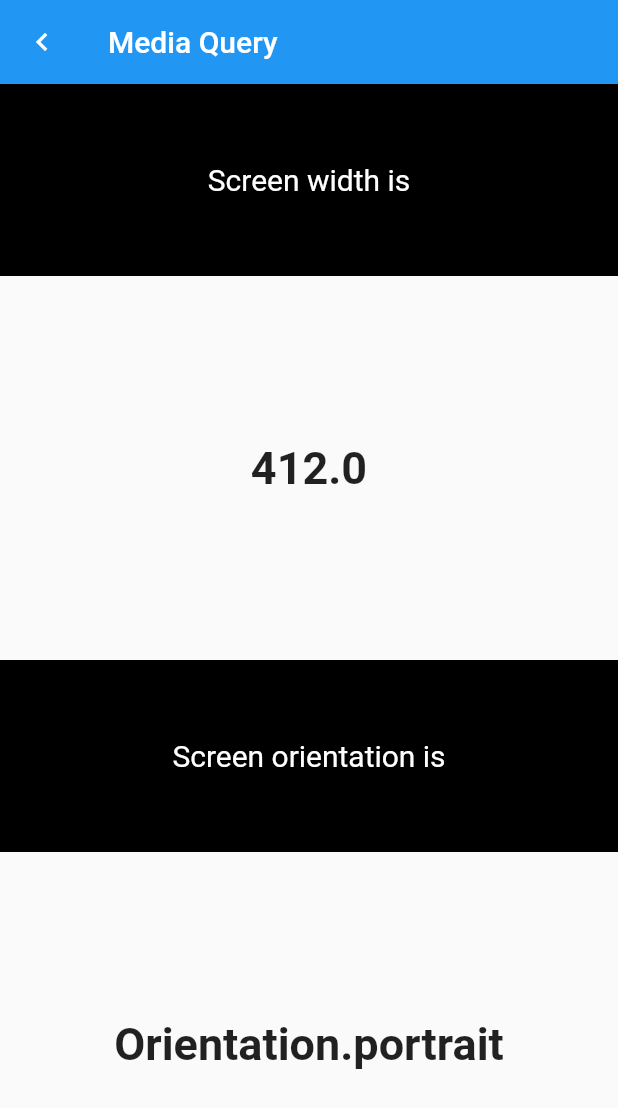
After one commit to Mfdsix/Dicoding-Belajar-Membuat-Aplikasi-Flutter-untuk-Pemula, a Flutter app: the screen it shows after launch, after a tap on "Media Query Screen", on a phone screen of 412 x 824 dp. The commit adds this screen. Shown: the top 1108 px of the screen. Run offline on Flutter 3.47's test engine with Material 2 defaults, Android fonts, the phone set to English and light mode, and no system bars.

Commit message:
add media query screen

```diff
--- a/lib/home_screen.dart
+++ b/lib/home_screen.dart
@@ -6,6 +6,7 @@ import 'package:first_app/list_separator_screen.dart';
 import 'package:first_app/expanded_screen.dart';
 import 'package:first_app/expanded_flexible_screen.dart';
 import 'package:first_app/send_data_screen.dart';
+import 'package:first_app/media_query_screen.dart';
 
 class HomeScreen extends StatelessWidget {
   @override
@@ -36,6 +37,8 @@ class HomeScreen extends StatelessWidget {
                 title: "Send Message Screen",
                 destination:
                     SendDataScreen(message: "message from home screen")),
+            NavigatorButton(
+                title: "Media Query Screen", destination: MediaQueryScreen()),
             Title(title: "Implementation"),
             NavigatorButton(
                 title: "Detail Screen", destination: DetailScreen()),
@@ -81,7 +84,7 @@ class Title extends StatelessWidget {
       margin: EdgeInsets.symmetric(vertical: 15.0),
       child: Column(
         children: [
-          Text("Implementation",
+          Text(title,
               textAlign: TextAlign.center, style: TextStyle(fontSize: 20)),
           Divider(),
         ],
--- /dev/null
+++ b/lib/media_query_screen.dart
@@ -0,0 +1,64 @@
+import 'package:flutter/material.dart';
+
+class MediaQueryScreen extends StatelessWidget {
+  @override
+  Widget build(BuildContext context) {
+    double screenWidth = MediaQuery.of(context).size.width;
+    Orientation screenOrientation = MediaQuery.of(context).orientation;
+
+    return Scaffold(
+      appBar: AppBar(
+        leading: IconButton(
+            icon: Icon(Icons.chevron_left),
+            onPressed: () {
+              Navigator.pop(context);
+            }),
+        title: Text('Media Query'),
+      ),
+      body: Column(
+        children: [
+          Title(title: "Screen width is"),
+          Value(value: screenWidth.toString()),
+          Title(title: "Screen orientation is"),
+          Value(value: screenOrientation.toString()),
+        ],
+      ),
+    );
+  }
+}
+
+class Title extends StatelessWidget {
+  final String title;
+  const Title({required this.title});
+
+  @override
+  Widget build(BuildContext context) {
+    return Expanded(
+        child: Container(
+      color: Colors.black,
+      child: Center(
+        child: Text(title,
+            textAlign: TextAlign.center,
+            style: TextStyle(fontSize: 20, color: Colors.white)),
+      ),
+    ));
+  }
+}
+
+class Value extends StatelessWidget {
+  final String value;
+  const Value({required this.value});
+
+  @override
+  Widget build(BuildContext context) {
+    return Expanded(
+        flex: 2,
+        child: Container(
+          child: Center(
+            child: Text(value,
+                textAlign: TextAlign.center,
+                style: TextStyle(fontSize: 30, fontWeight: FontWeight.bold)),
+          ),
+        ));
+  }
+}
```
